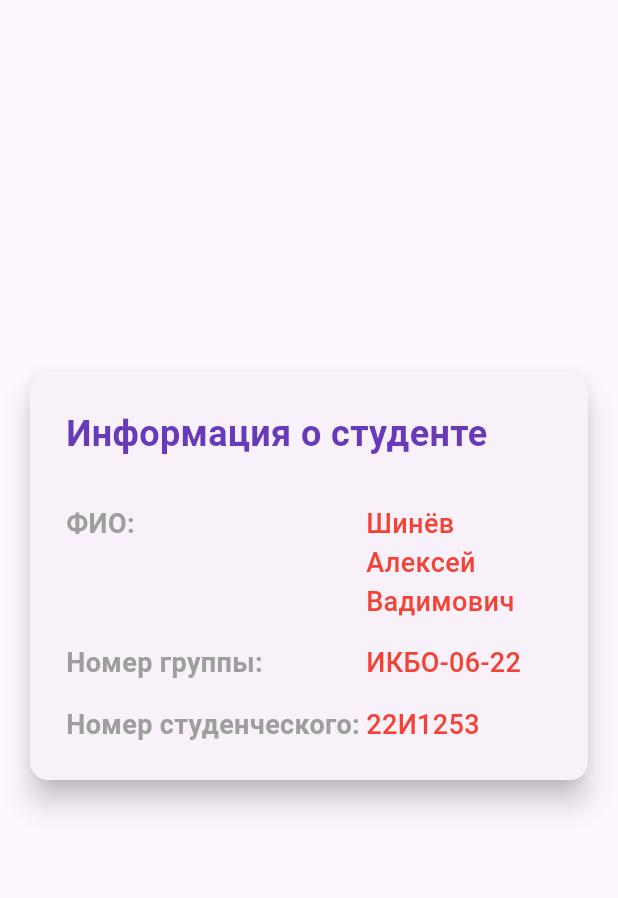
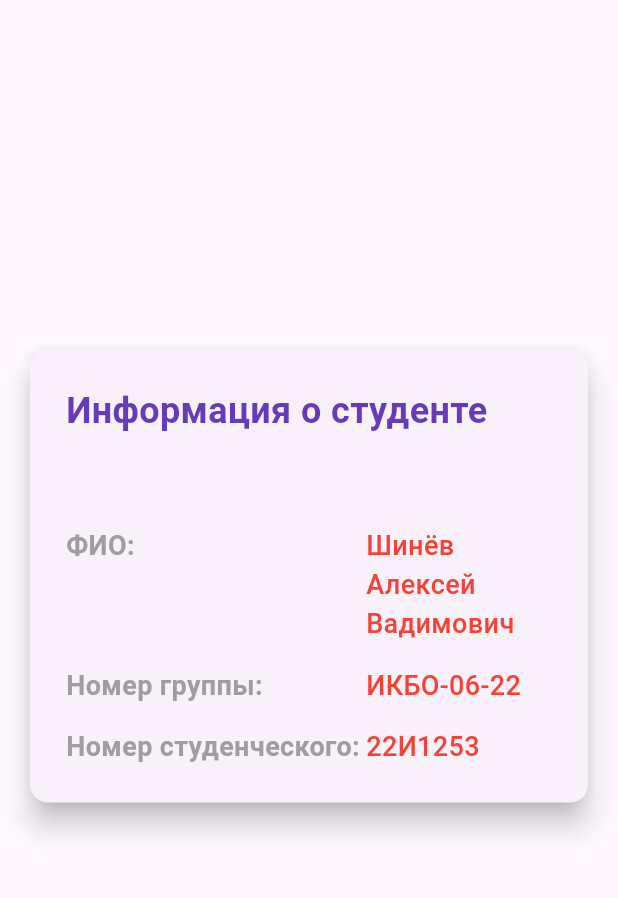
Before and after one commit to BeekeeperASh/flutter_pract1, a Flutter app: the screen it shows after launch, on a phone screen of 412 x 824 dp, the part 84-982 px from its top. Run offline on Flutter 3.47's test engine with Material 3 defaults, Android fonts, the light colour scheme and no system bars.

Commit message:
Использование виджета SizedBox

```diff
--- a/lib/src/screens/student_info_screen.dart
+++ b/lib/src/screens/student_info_screen.dart
@@ -37,7 +37,7 @@ class StudentInfoCard extends StatelessWidget {
                 color: Colors.deepPurple,
               ),
             ),
-            const SizedBox(height: 30),
+            const SizedBox(height: 60),
             _buildInfoRow('ФИО:', 'Шинёв Алексей Вадимович'),
             const SizedBox(height: 15),
             _buildInfoRow('Номер группы:', 'ИКБО-06-22'),
```
